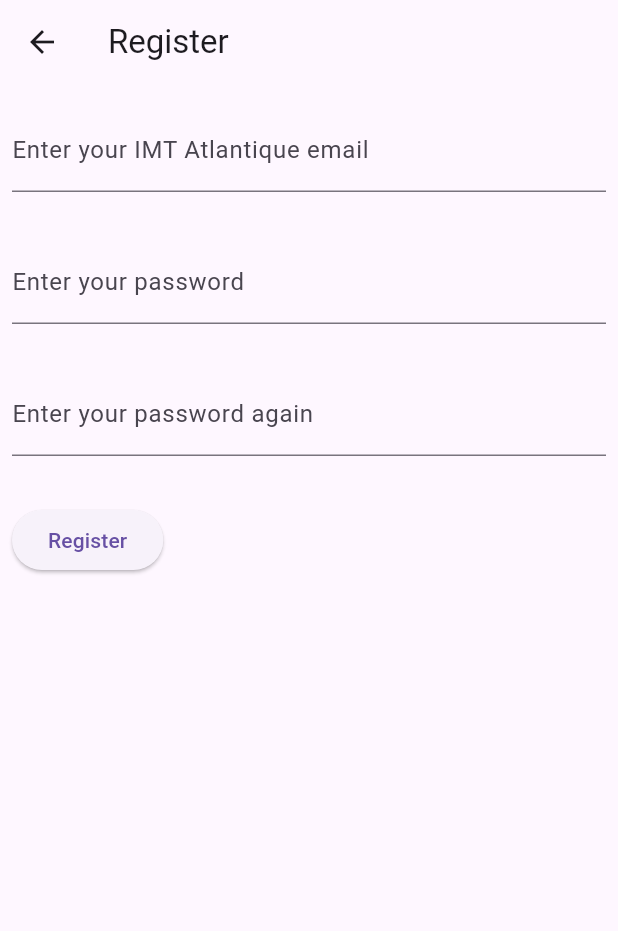
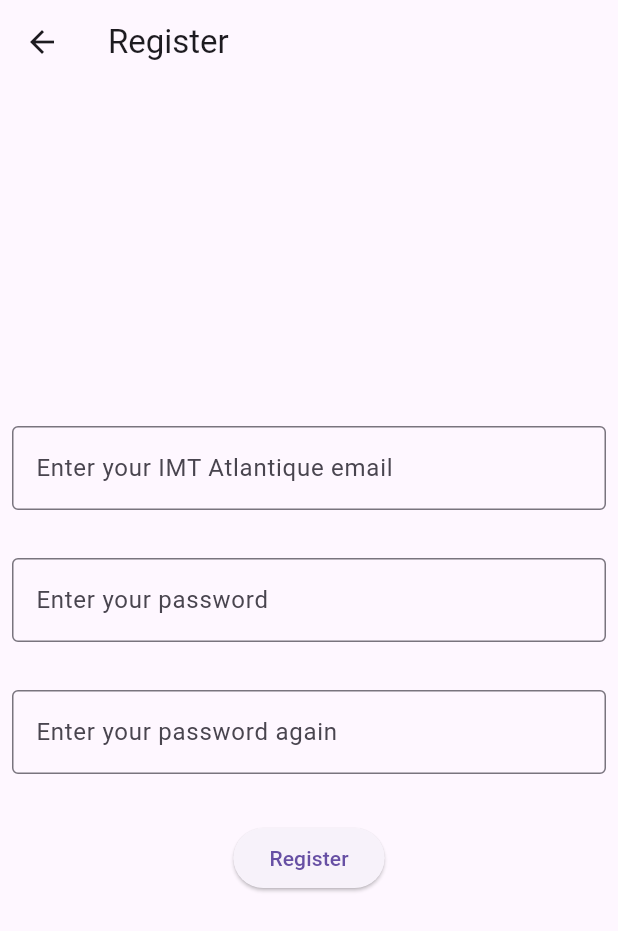
Before and after one commit to RayaneB75/multiplayer-wyr, a Flutter app: the RegisterWindow screen opened directly, on a phone screen of 412 x 824 dp. Shown: the top 931 px of the screen. Run offline on Flutter 3.47's test engine with Material 2 defaults, Android fonts, the phone set to English and light mode, and no system bars.

Commit message:
center elements and new text fields

```diff
--- a/front/lib/findMatch.dart
+++ b/front/lib/findMatch.dart
@@ -23,13 +23,14 @@ class FindMatchForm extends StatelessWidget {
   @override
   Widget build(BuildContext context) {
     return Column(
-      crossAxisAlignment: CrossAxisAlignment.start,
+      mainAxisAlignment: MainAxisAlignment.center,
+      crossAxisAlignment: CrossAxisAlignment.center,
       children: <Widget>[
         Padding(
           padding: const EdgeInsets.symmetric(horizontal: 8, vertical: 16),
           child: TextFormField(
             decoration: const InputDecoration(
-              border: UnderlineInputBorder(),
+              border: OutlineInputBorder(),
               labelText: 'Enter player ID',
             ),
           ),
--- a/front/lib/register.dart
+++ b/front/lib/register.dart
@@ -23,13 +23,14 @@ class RegisterForm extends StatelessWidget {
   @override
   Widget build(BuildContext context) {
     return Column(
-      crossAxisAlignment: CrossAxisAlignment.start,
+      mainAxisAlignment: MainAxisAlignment.center,
+      crossAxisAlignment: CrossAxisAlignment.center,
       children: <Widget>[
         Padding(
           padding: const EdgeInsets.symmetric(horizontal: 8, vertical: 16),
           child: TextFormField(
             decoration: const InputDecoration(
-              border: UnderlineInputBorder(),
+              border: OutlineInputBorder(),
               labelText: 'Enter your IMT Atlantique email',
             ),
           ),
@@ -38,7 +39,7 @@ class RegisterForm extends StatelessWidget {
           padding: const EdgeInsets.symmetric(horizontal: 8, vertical: 16),
           child: TextFormField(
             decoration: const InputDecoration(
-              border: UnderlineInputBorder(),
+              border: OutlineInputBorder(),
               labelText: 'Enter your password',
             ),
           ),
@@ -47,7 +48,7 @@ class RegisterForm extends StatelessWidget {
           padding: const EdgeInsets.symmetric(horizontal: 8, vertical: 16),
           child: TextFormField(
             decoration: const InputDecoration(
-              border: UnderlineInputBorder(),
+              border: OutlineInputBorder(),
               labelText: 'Enter your password again',
             ),
           ),
```
Also changed, not shown: front/lib/login.dart (+5 -3 lines).
